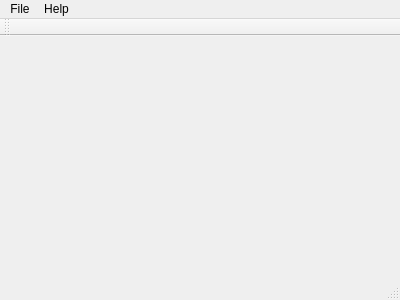
Above: Projects/DaedalicUE4TPSLicenseToolGUI/View/mainwindow.ui from DaedalicEntertainment/ue4-tps-license-tool before the change. Below: the same form after it.
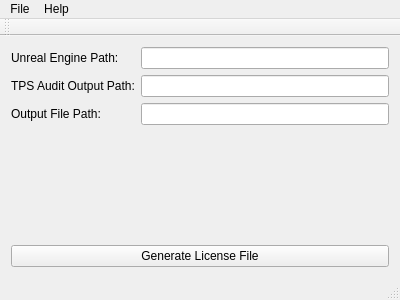
That is the form after the change.

Commit message: Add parsing TPS license data.

Diff of the .ui file:
```diff
--- a/Projects/DaedalicUE4TPSLicenseToolGUI/View/mainwindow.ui
+++ b/Projects/DaedalicUE4TPSLicenseToolGUI/View/mainwindow.ui
@@ -13,7 +13,55 @@
   <property name="windowTitle">
    <string/>
   </property>
-  <widget class="QWidget" name="centralWidget"/>
+  <widget class="QWidget" name="centralWidget">
+   <layout class="QVBoxLayout" name="verticalLayout_2">
+    <item>
+     <layout class="QVBoxLayout" name="verticalLayout">
+      <item>
+       <layout class="QFormLayout" name="formLayout">
+        <item row="0" column="0">
+         <widget class="QLabel" name="labelUnrealEnginePath">
+          <property name="text">
+           <string>Unreal Engine Path:</string>
+          </property>
+         </widget>
+        </item>
+        <item row="0" column="1">
+         <widget class="QLineEdit" name="lineEditUnrealEnginePath"/>
+        </item>
+        <item row="2" column="0">
+         <widget class="QLabel" name="labelOutputFilePath">
+          <property name="text">
+           <string>Output File Path:</string>
+          </property>
+         </widget>
+        </item>
+        <item row="2" column="1">
+         <widget class="QLineEdit" name="lineEditOutputFilePath"/>
+        </item>
+        <item row="1" column="0">
+         <widget class="QLabel" name="labelTPSAuditOutputPath">
+          <property name="text">
+           <string>TPS Audit Output Path:</string>
+          </property>
+         </widget>
+        </item>
+        <item row="1" column="1">
+         <widget class="QLineEdit" name="lineEditTPSAuditOutputPath"/>
+        </item>
+       </layout>
+      </item>
+     </layout>
+    </item>
+    <item>
+     <widget class="QPushButton" name="pushButtonGenerateLicenseFile">
+      <property name="text">
+       <string>Generate License File</string>
+      </property>
+     </widget>
+    </item>
+   </layout>
+  </widget>
   <widget class="QMenuBar" name="menuBar">
    <property name="geometry">
     <rect>
```
The commit also changes 6 other files.
